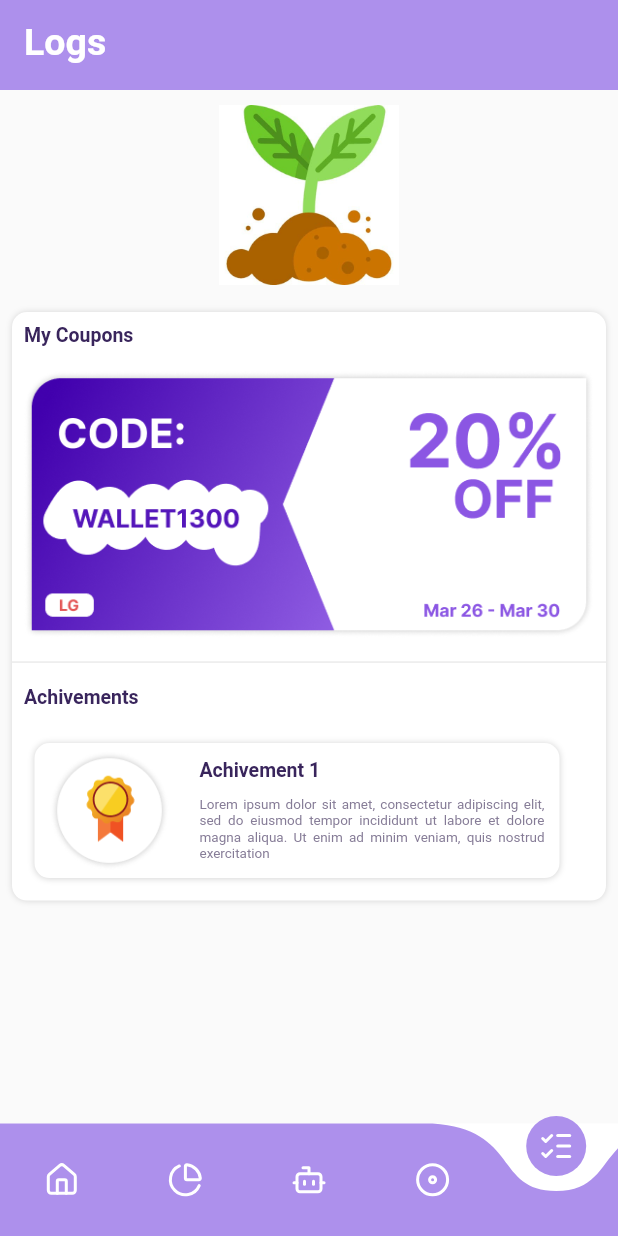
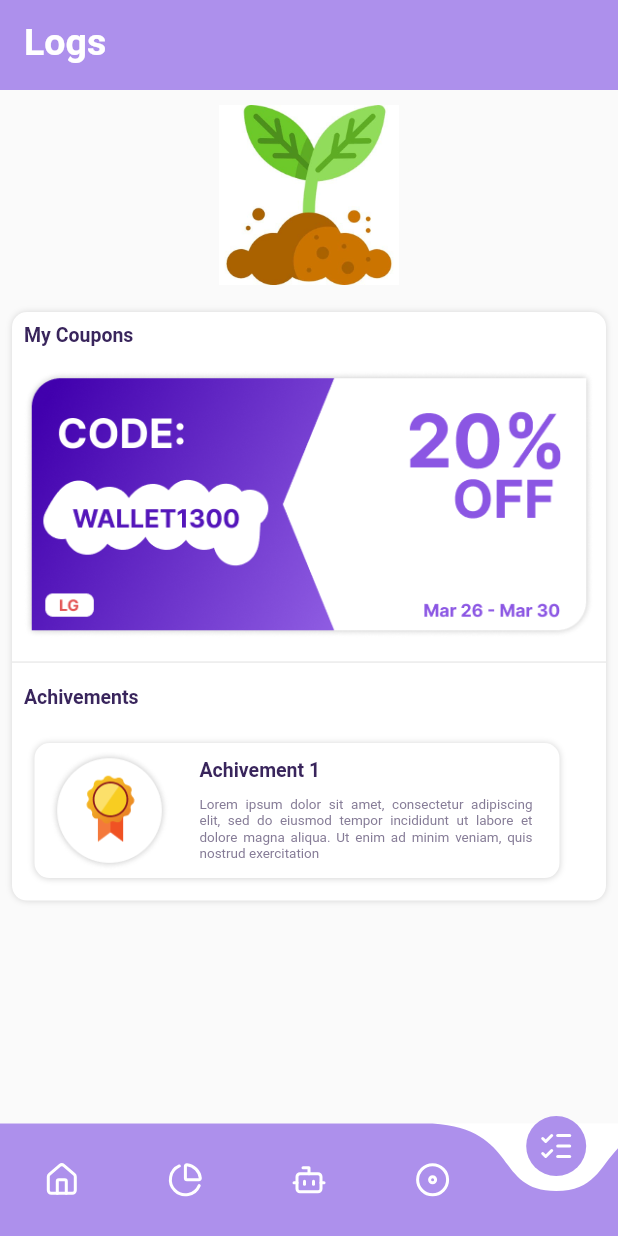
Before and after one commit to abdelhak2406/Iwt-42, a Flutter app: the screen it shows after launch, item 5 of the bottom bar chosen, on a phone screen of 412 x 824 dp. Run offline on Flutter 3.47's test engine with Material 2 defaults, Android fonts, the phone set to English and light mode, and no system bars; drawn by our look-alikes of curved_navigation_bar; our stand-ins replace lucide_icons.

Commit message:
[fix] fix the padding in achievements

```diff
--- a/lib/screens/home/log.dart
+++ b/lib/screens/home/log.dart
@@ -46,7 +46,9 @@ class _LogState extends State<Log> {
                       fontSize: 13,
                     ),
                   ),
-                  Text(
+                  Padding(
+                    padding: const EdgeInsets.only(right:8.0),
+                    child: Text(
                       '  Lorem ipsum dolor sit amet, consectetur adipiscing elit, sed do eiusmod tempor incididunt ut labore et dolore magna aliqua. Ut enim ad minim veniam, quis nostrud exercitation',
                       style: TextStyle(
                         color: Color(0xff857B96),
@@ -54,6 +56,7 @@ class _LogState extends State<Log> {
                         fontSize: 9
                       ),
                       textAlign: TextAlign.justify,
+                    ),
                   ),
                 ],
               ),
```
Lines whose indentation alone changed are shown as unchanged.
